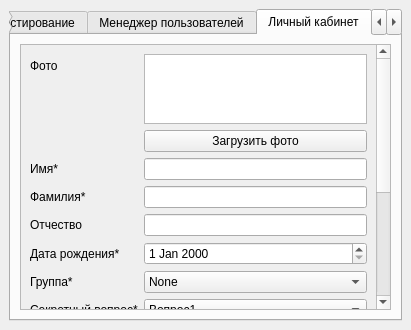
Above: interface/Windows/admin.ui from JuliaZimina/Intellectual-testing-system before the change. Below: the same form after it.
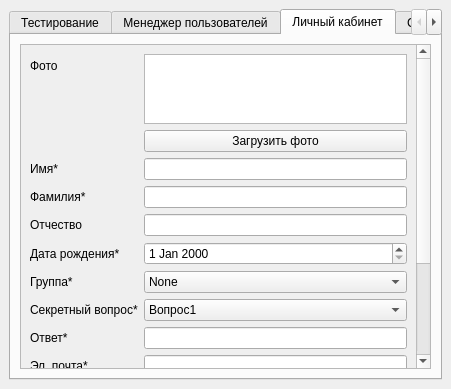
That is the form after the change. The open tabs and pages were chosen to show the change.

```diff
--- a/interface/Windows/admin.ui
+++ b/interface/Windows/admin.ui
@@ -6,8 +6,8 @@
    <rect>
     <x>0</x>
     <y>0</y>
-    <width>411</width>
-    <height>330</height>
+    <width>451</width>
+    <height>389</height>
    </rect>
   </property>
   <property name="windowTitle">
@@ -129,8 +129,8 @@
            <property name="geometry">
             <rect>
              <x>0</x>
-             <y>-148</y>
-             <width>354</width>
+             <y>0</y>
+             <width>394</width>
              <height>440</height>
             </rect>
            </property>
```
Left out of the diff: 12 changed lines with no effect on the pictures.
